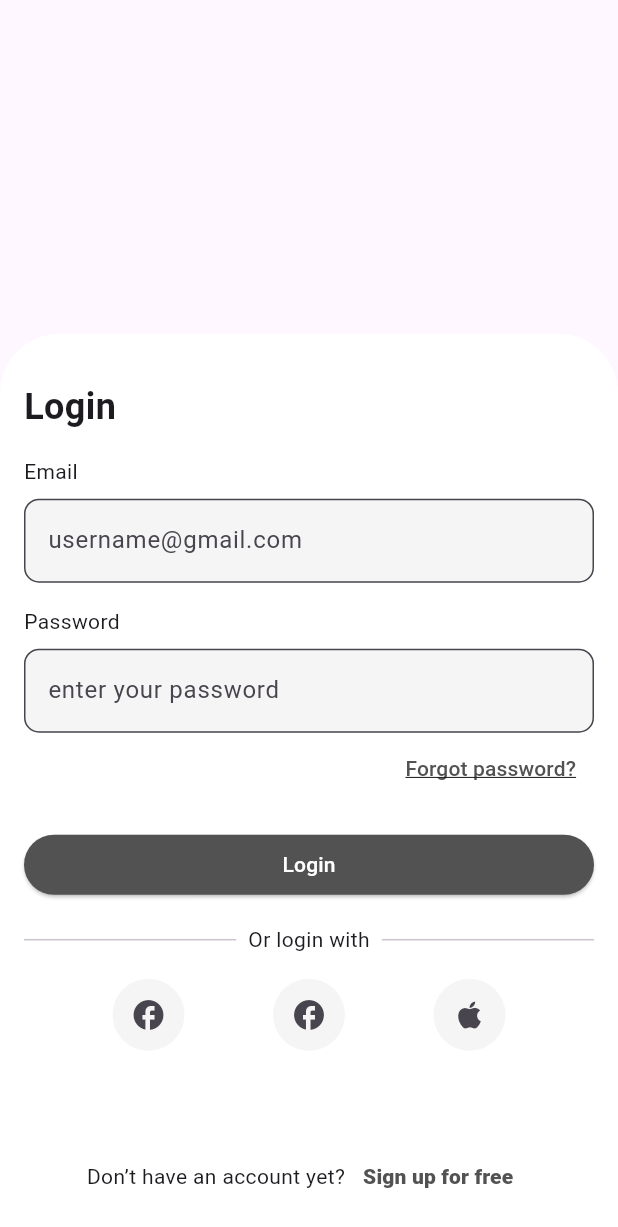
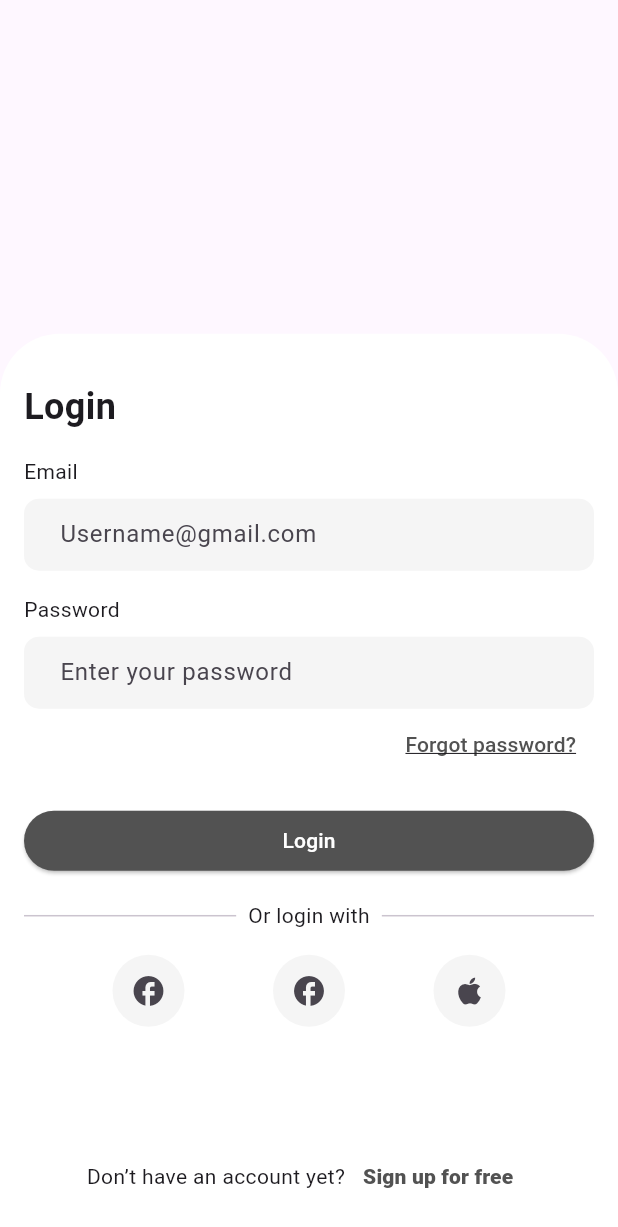
Before and after one commit to PomPerWoW/papdaew-client, a Flutter app: the LoginPage screen opened directly, on a phone screen of 412 x 824 dp. Shown: the top 1227 px of the screen. Run offline on Flutter 3.47's test engine with Material 3 defaults, Android fonts, the phone set to English and light mode, and no system bars.

Commit message:
feat(login): skeleton and some decoration of the page

```diff
--- a/lib/presentation/views/pages/login_page.dart
+++ b/lib/presentation/views/pages/login_page.dart
@@ -45,12 +45,17 @@ class LoginPage extends StatelessWidget {
                 SizedBox(height: 8),
                 TextField(
                   decoration: InputDecoration(
-                    hintText: 'username@gmail.com',
+                    hintText: 'Username@gmail.com',
                     border: OutlineInputBorder(
                       borderRadius: BorderRadius.circular(10),
+                      borderSide: BorderSide.none,
                     ),
                     fillColor: Color(0xFFF5F5F5),
                     filled: true,
+                    contentPadding: EdgeInsets.symmetric(
+                      vertical: 10.0,
+                      horizontal: 20.0
+                    ),
                   ),
                 ),
                 SizedBox(height: 16),
@@ -68,12 +73,17 @@ class LoginPage extends StatelessWidget {
                 TextField(
                   obscureText: true,
                   decoration: InputDecoration(
-                    hintText: 'enter your password',
+                    hintText: 'Enter your password',
                     border: OutlineInputBorder(
                       borderRadius: BorderRadius.circular(10),
+                      borderSide: BorderSide.none,
                     ),
                     fillColor: Color(0xFFF5F5F5),
                     filled: true,
+                    contentPadding: EdgeInsets.symmetric(
+                      vertical: 10.0,
+                      horizontal: 20.0
+                    ),
                   ),
                 ),
                 Align(
```
